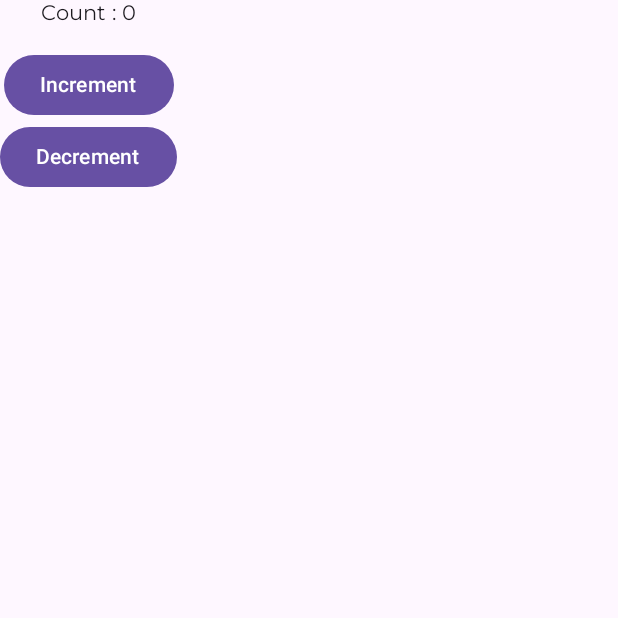
After one commit to nitheeshg-dev/CMP_Learning, an Android app built with Jetpack Compose: the composable CounterScreen shown on its own in the app's theme, on a phone screen of 412 x 824 dp, the top half of it. The commit adds this screen. Run offline under Robolectric (Android 15) with nearby library versions, the phone set to English and light mode, and no system bars.

Commit message:
philipp lackner course, I had gone throgh the video and added the changes

```diff
--- a/app/build.gradle.kts
+++ b/app/build.gradle.kts
@@ -7,13 +7,13 @@ plugins {
 android {
     namespace = "nith.daily.cmp_learning"
     compileSdk {
-        version = release(37)
+        version = release(36)
     }
 
     defaultConfig {
         applicationId = "nith.daily.cmp_learning"
         minSdk = 24
-        targetSdk = 37
+        targetSdk = 36
         versionCode = 1
         versionName = "1.0"
 
@@ -51,6 +51,7 @@ dependencies {
     implementation(libs.androidx.compose.ui.tooling.preview)
     implementation(libs.androidx.compose.material3)
     implementation(libs.androidx.room.ktx)
+    implementation(libs.androidx.navigation.compose)
 //    implementation(libs.androidx.compose.material3.window.size.classs)
     testImplementation(libs.junit)
     androidTestImplementation(libs.androidx.junit)
--- /dev/null
+++ b/app/src/main/java/nith/daily/cmp_learning/data/CounterUiState.kt
@@ -0,0 +1,5 @@
+package nith.daily.cmp_learning.data
+
+data class CounterUiState(
+    val count: Int = 0
+)
--- /dev/null
+++ b/app/src/main/java/nith/daily/cmp_learning/data/LoginSate.kt
@@ -0,0 +1,4 @@
+package nith.daily.cmp_learning.data
+
+data class LoginSate(val isLoading: Boolean = false,
+    val isLoggedIn: Boolean = false)
--- /dev/null
+++ b/app/src/main/java/nith/daily/cmp_learning/ui/day7/mvi_ui/CounterScreen.kt
@@ -0,0 +1,59 @@
+package nith.daily.cmp_learning.ui.day7.mvi_ui
+
+import androidx.compose.foundation.layout.Column
+import androidx.compose.foundation.layout.PaddingValues
+import androidx.compose.foundation.layout.Spacer
+import androidx.compose.foundation.layout.height
+import androidx.compose.foundation.layout.padding
+import androidx.compose.material3.Button
+import androidx.compose.material3.Text
+import androidx.compose.runtime.Composable
+import androidx.compose.runtime.collectAsState
+import androidx.compose.runtime.getValue
+import androidx.compose.ui.Alignment
+import androidx.compose.ui.Modifier
+import androidx.compose.ui.unit.dp
+import androidx.lifecycle.viewmodel.compose.viewModel
+import nith.daily.cmp_learning.data.CounterIntent
+import nith.daily.cmp_learning.viewmodel.MviCounterViewModel
+
+@Composable
+fun CounterScreen(
+    viewModel: MviCounterViewModel = viewModel(),
+    paddingValues: PaddingValues
+) {
+
+    val uiState by
+    viewModel.uiState.collectAsState()
+
+    Column(
+        horizontalAlignment = Alignment.CenterHorizontally,
+        modifier = Modifier.padding(paddingValues)
+    ) {
+
+        Text(
+            text = "Count : ${uiState.count}"
+        )
+
+        Spacer(Modifier.height(16.dp))
+
+        Button(
+            onClick = {
+                viewModel.onIntent(
+                    CounterIntent.Increment
+                )
+            }
+        ) {
+            Text("Increment")
+        }
+        Button(
+            onClick = {
+                viewModel.onIntent(
+                    CounterIntent.Decrement
+                )
+            }
+        ) {
+            Text("Decrement")
+        }
+    }
+}
--- /dev/null
+++ b/app/src/main/java/nith/daily/cmp_learning/viewmodel/MainViewModel.kt
@@ -0,0 +1,6 @@
+package nith.daily.cmp_learning.viewmodel
+
+import androidx.lifecycle.ViewModel
+
+class MainViewModel : ViewModel() {
+}
--- /dev/null
+++ b/app/src/main/java/nith/daily/cmp_learning/viewmodel/MviCounterViewModel.kt
@@ -0,0 +1,43 @@
+package nith.daily.cmp_learning.viewmodel
+
+import androidx.lifecycle.ViewModel
+import kotlinx.coroutines.flow.MutableStateFlow
+import kotlinx.coroutines.flow.asStateFlow
+import kotlinx.coroutines.flow.update
+import nith.daily.cmp_learning.data.CounterIntent
+import nith.daily.cmp_learning.data.CounterUiState
+
+class MviCounterViewModel : ViewModel() {
+
+    private val _uiState =
+        MutableStateFlow(CounterUiState())
+
+    val uiState =
+        _uiState.asStateFlow()
+
+    fun onIntent(
+        intent: CounterIntent
+    ) {
+        println("nitheeshmiasns -> $intent")
+        when(intent) {
+
+            CounterIntent.Increment -> {
+
+                _uiState.update {
+                    it.copy(
+                        count = it.count + 1
+                    )
+                }
+            }
+
+            CounterIntent.Decrement -> {
+
+                _uiState.update {
+                    it.copy(
+                        count = it.count - 1
+                    )
+                }
+            }
+        }
+    }
+}
```
Also changed, not shown: app/src/main/java/nith/daily/cmp_learning/MainActivity.kt (+7 -0 lines), app/src/main/java/nith/daily/cmp_learning/data/CounterIntent.kt (added, +8 -0 lines), app/src/main/java/nith/daily/cmp_learning/ui/day6/weatherApp/PhoneNumberScreen.kt (+31 -4 lines), app/src/main/java/nith/daily/cmp_learning/ui/day7/channel_and_shared_flow/HomeScreen.kt (added, +24 -0 lines), app/src/main/java/nith/daily/cmp_learning/ui/day7/mvvm_ui/CounterScreen.kt (added, +52 -0 lines), app/src/main/java/nith/daily/cmp_learning/viewmodel/LoginViewModel.kt (added, +41 -0 lines), app/src/main/java/nith/daily/cmp_learning/viewmodel/MvvmCounterViewModel.kt (added, +18 -0 lines), gradle/libs.versions.toml (+6 -2 lines).
